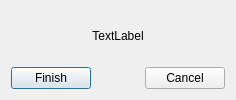
Old version of the form ui/dialogs/sensortaskinfodialog.ui in the repository OpenIndy/OpenIndy.
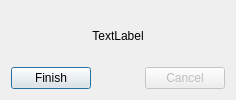
New version of the form.

Commit message: OI-766: disable cancel button

Diff of the .ui file:
```diff
--- a/ui/dialogs/sensortaskinfodialog.ui
+++ b/ui/dialogs/sensortaskinfodialog.ui
@@ -49,7 +49,7 @@
      <item>
       <widget class="QPushButton" name="pushButton_cancel">
        <property name="enabled">
-        <bool>true</bool>
+        <bool>false</bool>
        </property>
        <property name="text">
         <string>Cancel</string>
```
